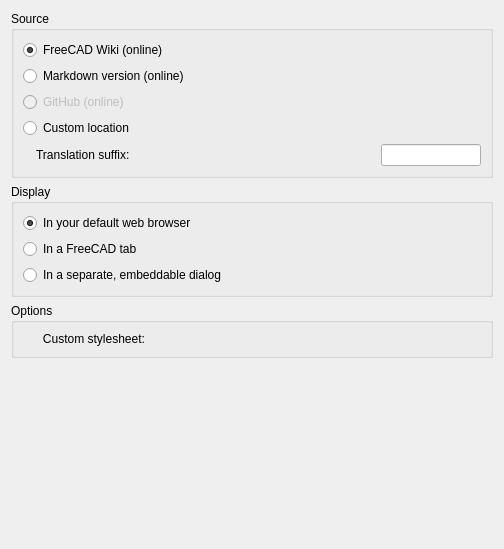
The window that src/Mod/Help/dlgPreferencesHelp.ui (southseact-3d/fcd) describes before a commit, drawn with Qt 5.
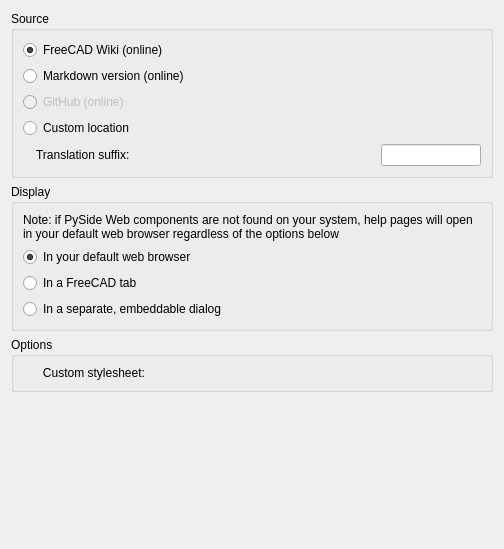
The same window after the commit. Custom widgets are drawn as their Qt base class.

Commit message:
Help: Added explaining note to preferences dialog (#15115)
* Help: Added explaining note to preferences dialog - fixes #14922

* Help: Fixed typos

```diff
--- a/src/Mod/Help/dlgPreferencesHelp.ui
+++ b/src/Mod/Help/dlgPreferencesHelp.ui
@@ -164,6 +164,16 @@
       <string>Display</string>
      </property>
      <layout class="QVBoxLayout" name="verticalLayout_3">
+      <item>
+       <widget class="QLabel" name="label_3">
+        <property name="text">
+         <string>Note: if PySide Web components are not found on your system, help pages will open in your default web browser regardless of the options below</string>
+        </property>
+        <property name="wordWrap">
+         <bool>true</bool>
+        </property>
+       </widget>
+      </item>
       <item>
        <widget class="Gui::PrefRadioButton" name="radioBrowser">
         <property name="toolTip">
```
